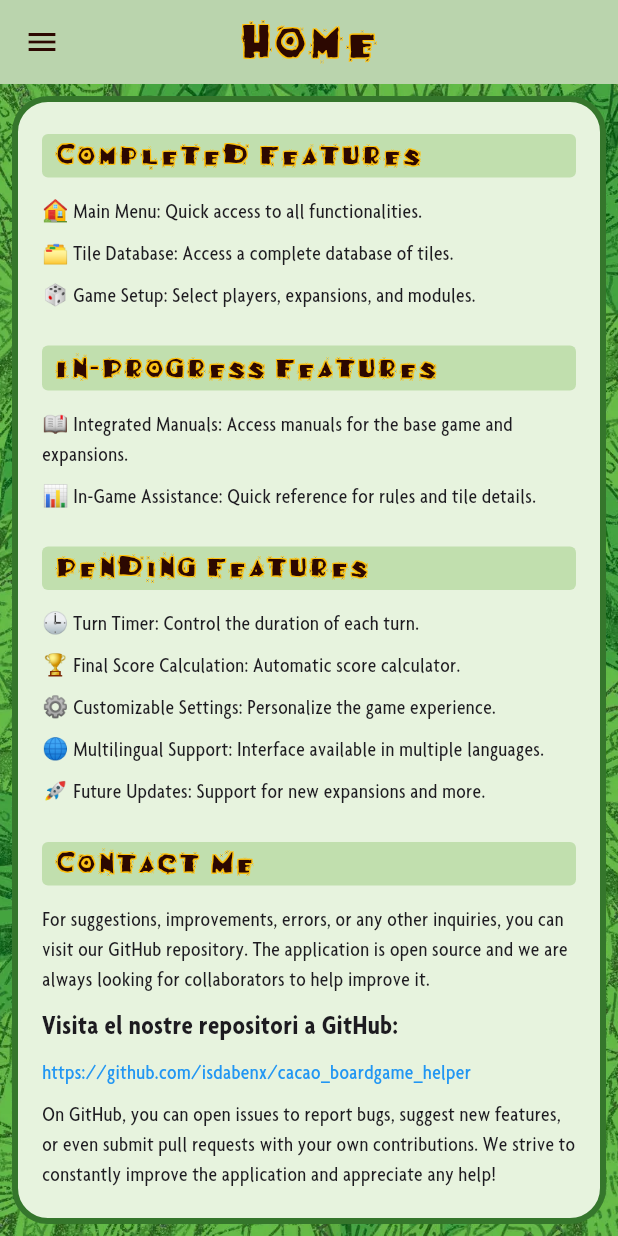
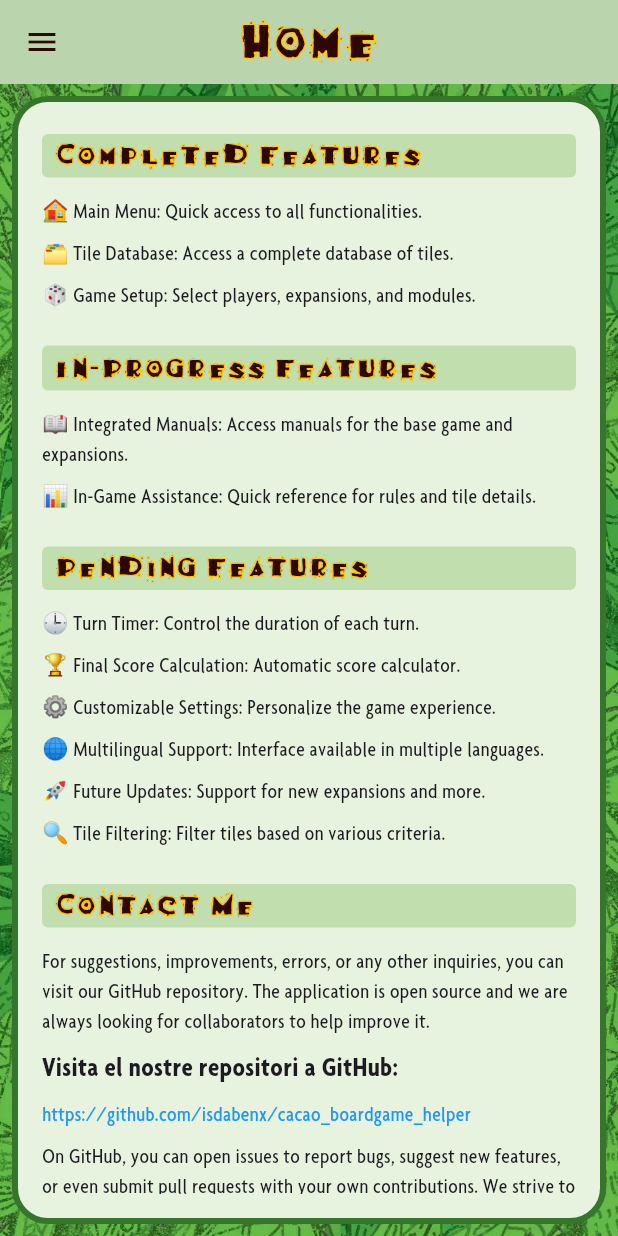
Before and after one commit to isdabenx/cacao_boardgame_helper, a Flutter app: the screen it shows after launch, scrolled down 366 dp, on a phone screen of 412 x 824 dp. Run offline on Flutter 3.47's test engine with Material 3 defaults, Android fonts, the phone set to English and light mode, and no system bars; drawn by our look-alikes of flutter_zoom_drawer; our stand-ins replace flutter_markdown, flutter_riverpod, isar, modal_bottom_sheet, shared_preferences; missing offline and left inert: dynamic_height_grid_view, syncfusion_flutter_pdfviewer; accounts and stored records are empty; generated files the repository leaves out were written again.

Commit message:
refactor(home_screen): :recycle: add tile filtering feature to enhance user experience

```diff
--- a/lib/features/home/presentation/screens/home_screen.dart
+++ b/lib/features/home/presentation/screens/home_screen.dart
@@ -28,6 +28,7 @@ class HomeScreen extends StatelessWidget {
       '⚙️ Customizable Settings: Personalize the game experience.',
       '🌐 Multilingual Support: Interface available in multiple languages.',
       '🚀 Future Updates: Support for new expansions and more.',
+      '🔍 Tile Filtering: Filter tiles based on various criteria.',
     ];
 
     return CustomScaffoldWidget(
```
